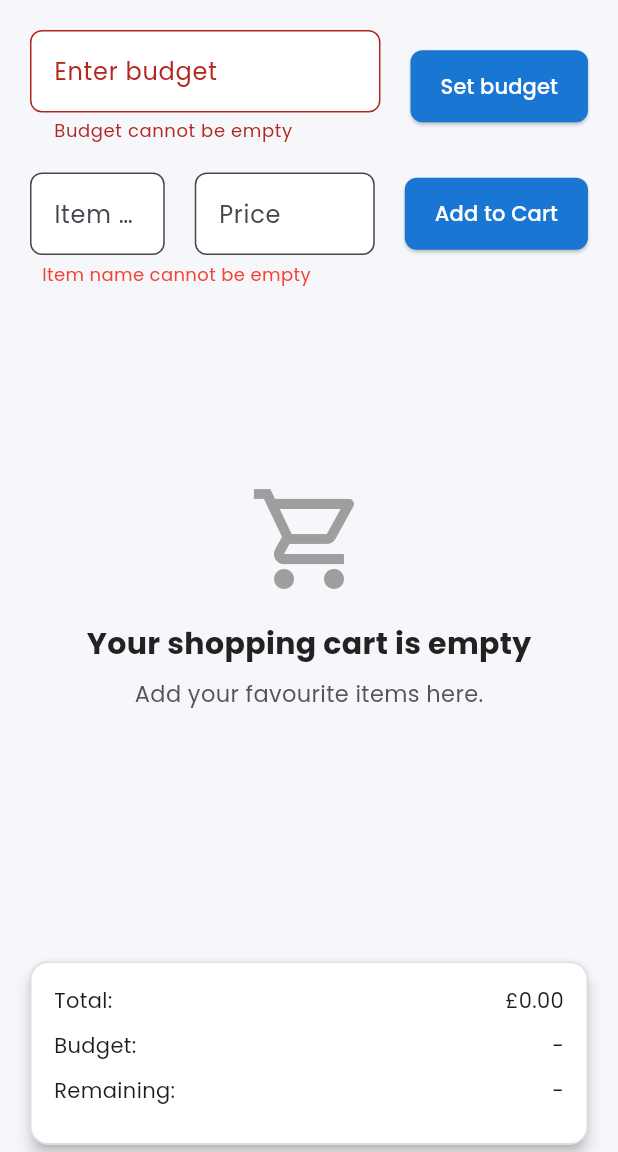
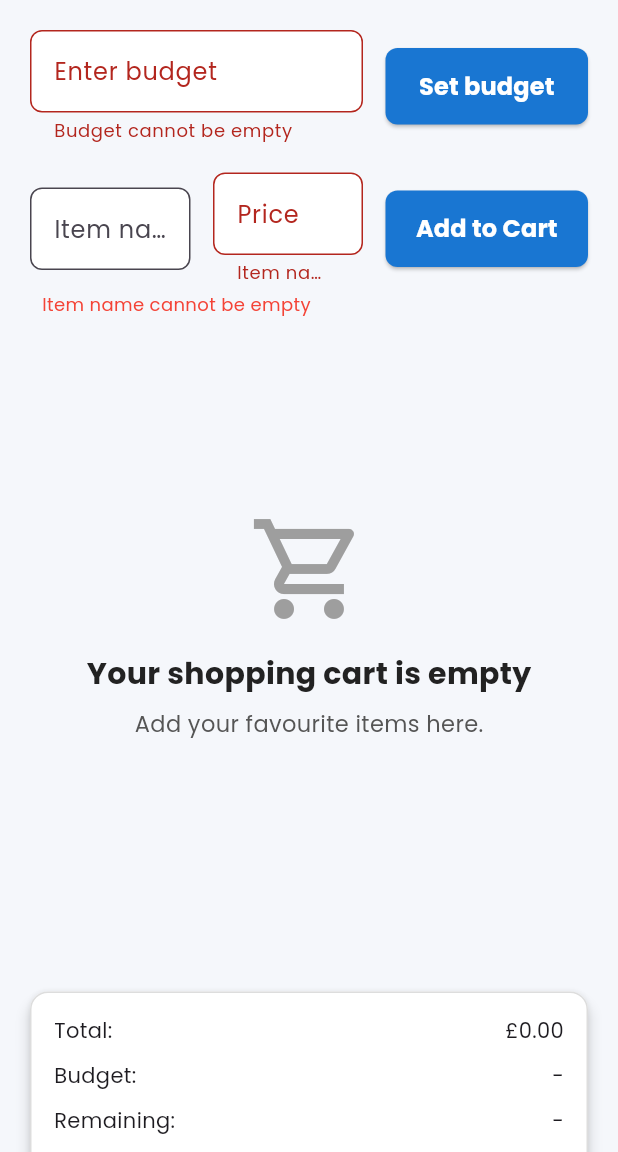
Before and after one commit to Sammyadj/Carty, a Flutter app: the screen it shows after launch, after a tap on "Set budget", after a tap on "Add to Cart", on a phone screen of 412 x 824 dp, the part 84-1236 px from its top. Run offline on Flutter 3.47's test engine with Material 3 defaults, Android fonts, the phone set to English and light mode, and no system bars; our stand-ins replace google_fonts.

Commit message:
Refactor input area

```diff
--- a/lib/widgets/cart_item_tile.dart
+++ b/lib/widgets/cart_area/cart_item_tile.dart
@@ -1,6 +1,6 @@
 import 'package:flutter/material.dart';
 
-import '../base/res/styles/app_styles.dart';
+import '../../base/res/styles/app_styles.dart';
 
 class CartItemTile extends StatelessWidget {
   final String itemName;
--- a/lib/widgets/cart_section.dart
+++ b/lib/widgets/cart_area/cart_section.dart
@@ -1,7 +1,7 @@
 import 'package:carty_app/base/utils/controllers/cart_controller.dart';
 import 'package:flutter/material.dart';
 
-import '../base/res/styles/app_styles.dart';
+import '../../base/res/styles/app_styles.dart';
 import 'cart_item_tile.dart';
 import 'empty_cart_message.dart';
 
@@ -46,6 +46,8 @@ class CartSection extends StatelessWidget {
                 side: BorderSide(color: AppColors.borderColor),
               ),
               child: ListView.builder(
+                shrinkWrap: true,
+                physics: NeverScrollableScrollPhysics(),
                 padding: EdgeInsets.all(8),
                 itemCount: controller.cartItems.length,
                 itemBuilder: (context, index) {
--- /dev/null
+++ b/lib/widgets/cart_area/clear_cart_button.dart
@@ -0,0 +1,38 @@
+import 'package:flutter/material.dart';
+import '../../base/res/styles/app_styles.dart';
+
+class ClearCartButton extends StatelessWidget {
+  final VoidCallback onClear;
+  final bool showButton;
+
+  const ClearCartButton({
+    super.key,
+    required this.onClear,
+    required this.showButton,
+  });
+
+  @override
+  Widget build(BuildContext context) {
+    if (!showButton) return SizedBox.shrink();
+
+    return Align(
+      alignment: Alignment.centerRight,
+      child: ElevatedButton(
+        onPressed: onClear,
+        style: ElevatedButton.styleFrom(
+          backgroundColor: AppColors.clearCartColor,
+          foregroundColor: Colors.white,
+          elevation: 0,
+          shape: RoundedRectangleBorder(
+            borderRadius: BorderRadius.circular(8),
+          ),
+          padding: EdgeInsets.symmetric(horizontal: 20, vertical: 14),
+        ),
+        child: Text(
+          'Clear Cart',
+          style: AppTextStyles.buttonText.copyWith(color: Colors.white),
+        ),
+      ),
+    );
+  }
+}
--- a/lib/widgets/empty_cart_message.dart
+++ b/lib/widgets/cart_area/empty_cart_message.dart
@@ -1,5 +1,5 @@
 import 'package:flutter/material.dart';
-import '../base/res/styles/app_styles.dart';
+import '../../base/res/styles/app_styles.dart';
 
 class EmptyCartMessage extends StatelessWidget {
   const EmptyCartMessage({super.key});
--- /dev/null
+++ b/lib/widgets/input_area/budget_input_row.dart
@@ -0,0 +1,27 @@
+import 'package:carty_app/widgets/input_area/input_action_row.dart';
+import 'package:flutter/material.dart';
+import '../../base/utils/controllers/cart_controller.dart';
+
+class BudgetInputRow extends StatelessWidget {
+  final CartController controller;
+  final String? error;
+  final VoidCallback onPressed;
+
+  const BudgetInputRow({
+    super.key,
+    required this.controller,
+    required this.error,
+    required this.onPressed,
+  });
+
+  @override
+  Widget build(BuildContext context) {
+    return InputActionRow(
+      labelText: 'Enter budget',
+      buttonText: 'Set budget',
+      onPressed: onPressed,
+      controller: controller.budgetController,
+      inputErrorText: error,
+    );
+  }
+}
--- a/lib/widgets/input_action_row.dart
+++ b/lib/widgets/input_area/input_action_row.dart
@@ -1,6 +1,8 @@
 import 'package:flutter/material.dart';
 
-import '../base/res/styles/app_styles.dart';
+import '../../base/res/styles/app_styles.dart';
+import '../primary_button.dart';
+import 'price_input.dart';
 
 class InputActionRow extends StatelessWidget {
   final String labelText;
@@ -49,23 +51,18 @@ class InputActionRow extends StatelessWidget {
                 ),
               ),
             ),
-            SizedBox(width: 20),
-            if (priceController != null)
-              Padding(
-                padding: const EdgeInsets.only(right: 20),
-                child: IsPrice(controller: priceController!),
+            SizedBox(width: 15),
+            if (priceController != null) ...[
+              PriceInput(
+                controller: priceController!,
+                errorText: priceErrorText,
               ),
-            ElevatedButton(
+              SizedBox(width: 15),
+            ],
+            PrimaryButton(
+              text: buttonText,
               onPressed: onPressed,
-              style: ElevatedButton.styleFrom(
-                backgroundColor: AppColors.primaryColor,
-                foregroundColor: Colors.white,
-                shape: RoundedRectangleBorder(
-                  borderRadius: BorderRadius.circular(8),
-                ),
-                padding: EdgeInsets.symmetric(horizontal: 20, vertical: 14),
-              ),
-              child: Text(buttonText),
+              width: 135,
             ),
           ],
         ),
@@ -81,36 +78,3 @@ class InputActionRow extends StatelessWidget {
     );
   }
 }
-
-class IsPrice extends StatelessWidget {
-  final TextEditingController controller;
-  final String? errorText;
-  const IsPrice({super.key, required this.controller, this.errorText});
-
-  @override
-  Widget build(BuildContext context) {
-    return SizedBox(
-      width: 120,
-      child: TextField(
-        controller: controller,
-        keyboardType: TextInputType.numberWithOptions(decimal: true),
-        style: AppTextStyles.body,
-        decoration: InputDecoration(
-          labelText: "Price",
-          hintText: "Price",
-          filled: true,
-          fillColor: Colors.white,
-          border: OutlineInputBorder(
-            borderRadius: BorderRadius.circular(8),
-            borderSide: BorderSide(color: AppColors.borderColor),
-          ),
-          focusedBorder: OutlineInputBorder(
-            borderRadius: BorderRadius.circular(8),
-            borderSide: BorderSide(color: AppColors.primaryColor, width: 2),
-          ),
-          errorText: errorText,
-        ),
-      ),
-    );
-  }
-}
--- a/lib/widgets/input_area.dart
+++ b/lib/widgets/input_area/input_area.dart
@@ -1,6 +1,7 @@
 import 'package:flutter/cupertino.dart';
-import '../base/utils/controllers/cart_controller.dart';
-import 'input_action_row.dart';
+import '../../base/utils/controllers/cart_controller.dart';
+import 'budget_input_row.dart';
+import 'item_input_row.dart';
 
 class InputArea extends StatelessWidget {
   final CartController controller;
@@ -22,22 +23,16 @@ class InputArea extends StatelessWidget {
   Widget build(BuildContext context) {
     return Column(
       children: [
-        InputActionRow(
-          labelText: 'Enter budget',
-          buttonText: 'Set budget',
+        BudgetInputRow(
+          controller: controller,
+          error: budgetError,
           onPressed: onBudgetSet,
-          controller: controller.budgetController,
-          inputErrorText: budgetError,
         ),
         SizedBox(height: 20),
-        InputActionRow(
-          labelText: 'Item name',
-          buttonText: 'Add to Cart',
+        ItemInputRow(
+          controller: controller,
+          error: priceError,
           onPressed: onItemAdded,
-          controller: controller.itemController,
-          priceController: controller.priceController,
-          inputErrorText: null,
-          priceErrorText: priceError,
         ),
       ],
     );
--- /dev/null
+++ b/lib/widgets/input_area/item_input_row.dart
@@ -0,0 +1,29 @@
+import 'package:carty_app/widgets/input_area/input_action_row.dart';
+import 'package:flutter/material.dart';
+import '../../base/utils/controllers/cart_controller.dart';
+
+class ItemInputRow extends StatelessWidget {
+  final CartController controller;
+  final String? error;
+  final VoidCallback onPressed;
+
+  const ItemInputRow({
+    super.key,
+    required this.controller,
+    required this.error,
+    required this.onPressed,
+  });
+
+  @override
+  Widget build(BuildContext context) {
+    return InputActionRow(
+      labelText: 'Item name',
+      buttonText: 'Add to Cart',
+      onPressed: onPressed,
+      controller: controller.itemController,
+      priceController: controller.priceController,
+      inputErrorText: null,
+      priceErrorText: error,
+    );
+  }
+}
--- /dev/null
+++ b/lib/widgets/input_area/price_input.dart
@@ -0,0 +1,35 @@
+import 'package:flutter/material.dart';
+import '../../base/res/styles/app_styles.dart';
+
+class PriceInput extends StatelessWidget {
+  final TextEditingController controller;
+  final String? errorText;
+  const PriceInput({super.key, required this.controller, this.errorText});
+
+  @override
+  Widget build(BuildContext context) {
+    return SizedBox(
+      width: 100,
+      child: TextField(
+        controller: controller,
+        keyboardType: TextInputType.numberWithOptions(decimal: true),
+        style: AppTextStyles.body,
+        decoration: InputDecoration(
+          labelText: "Price",
+          hintText: "Price",
+          filled: true,
+          fillColor: Colors.white,
+          border: OutlineInputBorder(
+            borderRadius: BorderRadius.circular(8),
+            borderSide: BorderSide(color: AppColors.borderColor),
+          ),
+          focusedBorder: OutlineInputBorder(
+            borderRadius: BorderRadius.circular(8),
+            borderSide: BorderSide(color: AppColors.primaryColor, width: 2),
+          ),
+          errorText: errorText,
+        ),
+      ),
+    );
+  }
+}
--- a/lib/widgets/clear_cart_button.dart
+++ b/lib/widgets/primary_button.dart
@@ -1,35 +1,35 @@
 import 'package:flutter/material.dart';
+
 import '../base/res/styles/app_styles.dart';
 
-class ClearCartButton extends StatelessWidget {
-  final VoidCallback onClear;
-  final bool showButton;
+class PrimaryButton extends StatelessWidget {
+  final String text;
+  final VoidCallback onPressed;
+  final double? width;
 
-  const ClearCartButton({
+  const PrimaryButton({
     super.key,
-    required this.onClear,
-    required this.showButton,
+    required this.text,
+    required this.onPressed,
+    this.width,
   });
 
   @override
   Widget build(BuildContext context) {
-    if (!showButton) return SizedBox.shrink();
-
-    return Align(
-      alignment: Alignment.centerRight,
+    return SizedBox(
+      width: width,
       child: ElevatedButton(
-        onPressed: onClear,
+        onPressed: onPressed,
         style: ElevatedButton.styleFrom(
-          backgroundColor: AppColors.clearCartColor,
+          backgroundColor: AppColors.primaryColor,
           foregroundColor: Colors.white,
-          elevation: 0,
           shape: RoundedRectangleBorder(
             borderRadius: BorderRadius.circular(8),
           ),
           padding: EdgeInsets.symmetric(horizontal: 20, vertical: 14),
         ),
         child: Text(
-          'Clear Cart',
+          text,
           style: AppTextStyles.buttonText.copyWith(color: Colors.white),
         ),
       ),
--- a/lib/widgets/summary_card.dart
+++ b/lib/widgets/summary_area/summary_card.dart
@@ -1,6 +1,6 @@
-import 'package:carty_app/widgets/summary_row.dart';
+import 'package:carty_app/widgets/summary_area/summary_row.dart';
 import 'package:flutter/material.dart';
-import '../base/res/styles/app_styles.dart';
+import '../../base/res/styles/app_styles.dart';
 
 class SummaryCard extends StatelessWidget {
   final double total;
```
Also changed, not shown: lib/screens/home.dart (+4 -4 lines), lib/widgets/summary_area/summary_row.dart (renamed from lib/widgets/summary_row.dart).
